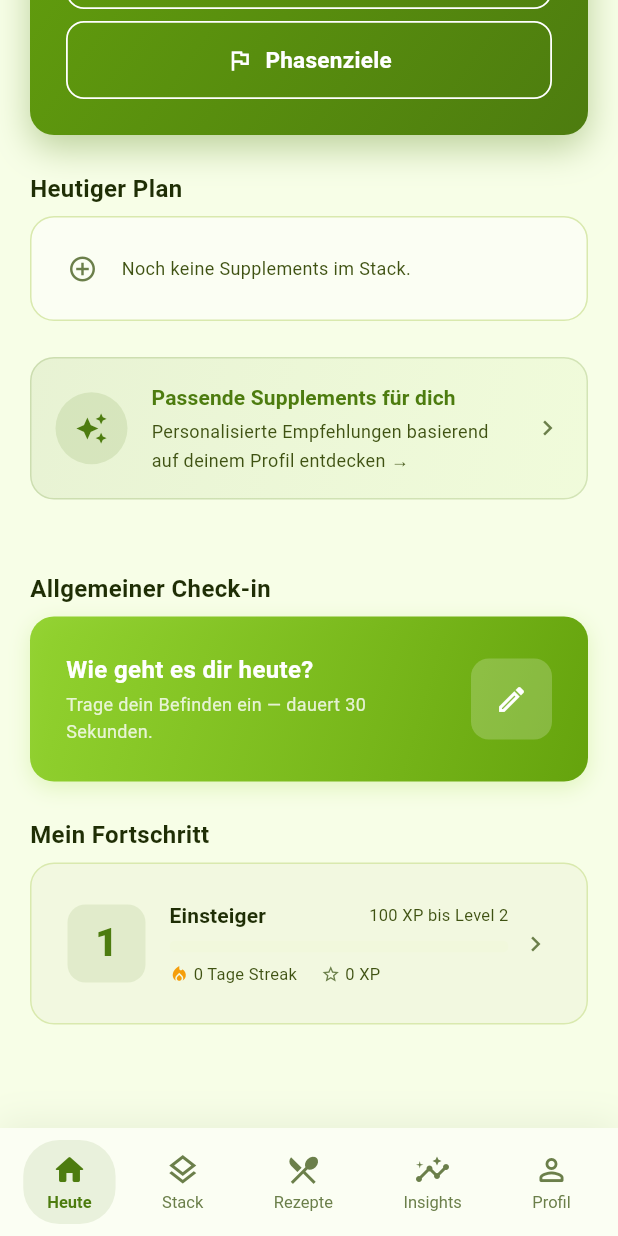
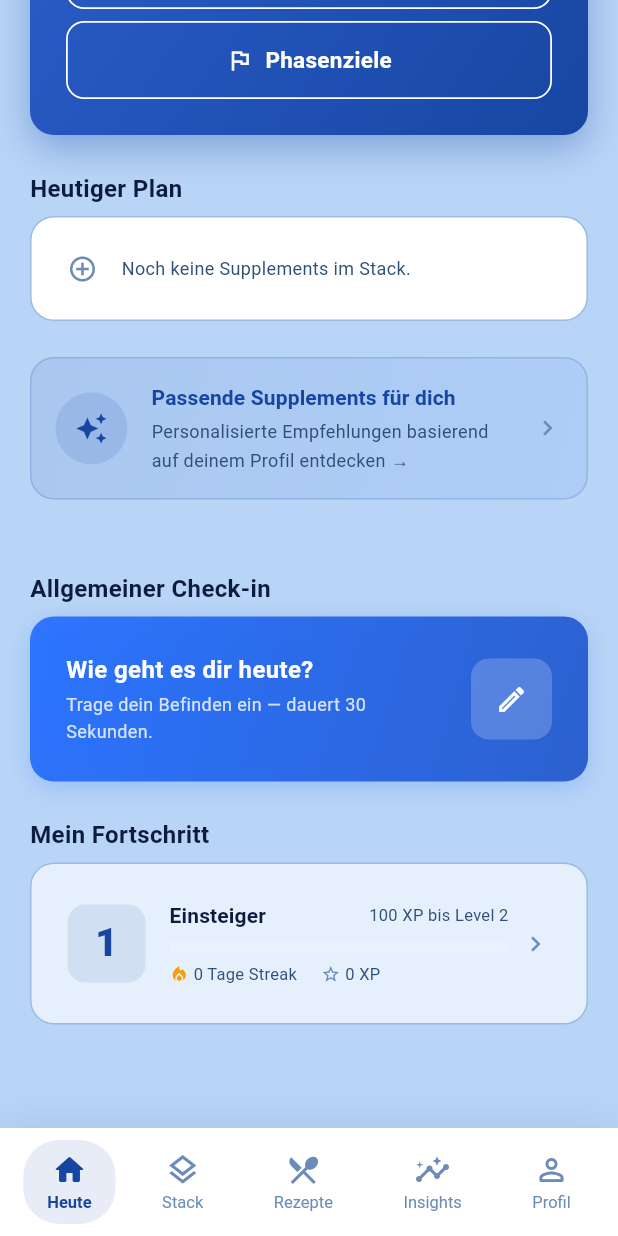
Before and after one commit to JonasArnold77/Stack-Sense, a Flutter app: the HeuteScreen screen opened by its route, scrolled down 938 dp, on a phone screen of 412 x 824 dp. Run offline on Flutter 3.47's test engine with Material 3 defaults, Android fonts, the phone set to English and light mode, and no system bars; our stand-ins replace audioplayers, flutter_dotenv, flutter_riverpod, go_router, shared_preferences; missing offline and left inert: amplify_auth_cognito, amplify_flutter, health, purchases_flutter; accounts and stored records are empty.

Commit message:
Revert brand color from Lime Green back to Marine Blue
Restores the original Marineblau palette (primary/accent/background/
text/shadows) in AppColors, which every screen already routes through
— includes the Foundation and Optimization tiles, since their colors
were already fully derived from AppColors.primary/primaryLight/
primaryDark rather than hardcoded. Renamed the four home-screen panel
tint nuances from their lime names (Mint/Sage/Moss/Emerald) to blue
ones (Sky/Azure/Steel/Cobalt) and re-themed their values to match.

Co-Authored-By: Claude Sonnet 5 <noreply@anthropic.com>

```diff
--- a/lib/core/theme/app_colors.dart
+++ b/lib/core/theme/app_colors.dart
@@ -3,33 +3,34 @@ import 'package:flutter/material.dart';
 class AppColors {
   AppColors._();
 
-  // ── Primärfarben ── Lime Green, die App-Markenfarbe
-  static const Color primary      = Color(0xFF4D7C0F); // Lime-700 — dunkel genug für weißen Text
-  static const Color primaryLight = Color(0xFF65A30D); // Lime-600
-  static const Color primaryDark  = Color(0xFF365314); // Lime-900 — tiefstes Oliv-Grün
+  // ── Primärfarben ── Marineblau, die App-Markenfarbe
+  static const Color primary      = Color(0xFF1746A2); // sattes Mittelblau
+  static const Color primaryLight = Color(0xFF2D60CE); // heller, leuchtendes Blau
+  static const Color primaryDark  = Color(0xFF0A2060); // tiefes Mitternachtsblau
 
-  // ── Akzentfarben ── funktioniert auf hellem Lime-Hintergrund
-  static const Color accent      = Color(0xFF84CC16); // Lime-500 — kräftiges Signal-Lime
-  static const Color accentLight = Color(0xFFECFCCB); // Lime-100 — sehr helles Lime für Highlights
+  // ── Akzentfarben ── elektrisches Blau für CTAs
+  static const Color accent      = Color(0xFF1967FF); // leuchtend elektrisch blau
+  static const Color accentLight = Color(0xFFE4EFFF); // sehr helles Blau für Highlights
 
-  // ── Hintergrund ── heller Lime-Ton
-  static const Color background     = Color(0xFFF7FEE7); // Lime-50
-  static const Color surface        = Color(0xFFFBFEF3); // fast weiß, leichter Lime-Schimmer
-  static const Color surfaceVariant = Color(0xFFF1F8DC); // sekundäre Flächen, etwas tiefer
+  // ── Hintergrund ── klares, eindeutig blaues Background
+  static const Color background     = Color(0xFFB8D4F6); // vivid clear sky blue
+  static const Color surface        = Color(0xFFFFFFFF); // rein weiß — Karten poppen ab
+  static const Color surfaceVariant = Color(0xFFEAF2FF); // leichtes Blau für sekundäre Flächen
 
-  // ── Rahmen & Trennlinien ── Lime-getönt, gedämpft
-  static const Color border  = Color(0xFFD9E9AE);
-  static const Color divider = Color(0xFFE3EFC4);
+  // ── Rahmen & Trennlinien ── blau getönt
+  static const Color border  = Color(0xFF99BCE0);
+  static const Color divider = Color(0xFFB0CDE8);
 
-  // ── Textfarben ── Lime-Familie, gut lesbar auf hellem Lime-Hintergrund
-  static const Color textPrimary   = Color(0xFF1F2E05); // sehr dunkles Oliv für Kontrast
-  static const Color textSecondary = Color(0xFF3F5212);
-  static const Color textTertiary  = Color(0xFF6B7F4A);
+  // ── Textfarben ── blaugetönte Grautöne für mehr Harmonie
+  static const Color textPrimary   = Color(0xFF0D1B3E); // tiefdunkles Blau-Schwarz
+  static const Color textSecondary = Color(0xFF2F4F79); // gedämpftes Mittelblau
+  static const Color textTertiary  = Color(0xFF6B8CB8); // helles Blau-Grau
   static const Color textInverse   = Color(0xFFFFFFFF); // weiß auf dunklen Flächen
 
-  // ── Evidenzampel (semantisch — bewusst UNVERÄNDERT trotz Lime-Rebranding,
-  // da grün/gelb/rot hier eine eigene, von der Markenfarbe unabhängige
-  // Bedeutung tragen — Verwechslung mit der Markenfarbe wäre kontraproduktiv)
+  // ── Evidenzampel (semantisch — bewusst UNVERÄNDERT trotz Marineblau-
+  // Rebranding, da grün/gelb/rot hier eine eigene, von der Markenfarbe
+  // unabhängige Bedeutung tragen — Verwechslung mit der Markenfarbe wäre
+  // kontraproduktiv)
   static const Color evidenceGreen      = Color(0xFF059669);
   static const Color evidenceGreenLight = Color(0xFFD4EEE6);
   static const Color evidenceGreenBadge = Color(0xFF10B981);
@@ -44,45 +45,45 @@ class AppColors {
   static const Color success = Color(0xFF059669);
   static const Color warning = Color(0xFFD97706);
   static const Color error   = Color(0xFFDC2626);
-  static const Color info    = Color(0xFF84CC16);
+  static const Color info    = Color(0xFF1967FF);
 
   // ── Gamification (Medaillen-Metapher — bewusst unverändert)
   static const Color xpGold   = Color(0xFFF59E0B);
   static const Color xpSilver = Color(0xFF94A3B8);
   static const Color xpBronze = Color(0xFF92400E);
 
-  // ── Home-Screen-Panel-Töne — bewusst LEICHT unterschiedliche Lime-Nuancen
+  // ── Home-Screen-Panel-Töne — bewusst LEICHT unterschiedliche Blau-Nuancen
   // für Nachbar-Panels auf dem Heute-Screen, statt überall exakt derselbe
   // Flächenton (AppColors.surface). Alle nah beieinander (kein Kontrast-
   // Bruch), aber erkennbar different genug für optische Abwechslung.
-  static const Color panelTintMint    = Color(0xFFEFFAE0);
-  static const Color panelTintSage    = Color(0xFFF2F8E0);
-  static const Color panelTintMoss    = Color(0xFFEFF6DB);
-  static const Color panelTintEmerald = Color(0xFFEBF7DC);
+  static const Color panelTintSky     = Color(0xFFEAF3FE);
+  static const Color panelTintAzure   = Color(0xFFE6F0FC);
+  static const Color panelTintSteel   = Color(0xFFE9F0FA);
+  static const Color panelTintCobalt  = Color(0xFFE3EDFC);
 
-  // ── Primär-Gradient ── Lime für Header & prominente Flächen
+  // ── Primär-Gradient ── vivides Tiefen-Blau für Header & prominente Flächen
   static const LinearGradient primaryGradient = LinearGradient(
     begin: Alignment.topLeft,
     end: Alignment.bottomRight,
-    colors: [primary, primaryDark], // #4D7C0F → #365314
+    colors: [primaryLight, primaryDark], // #2D60CE → #0A2060
   );
 
   // ── Akzent-Gradient (für spezielle Cards / Highlights)
   static const LinearGradient accentGradient = LinearGradient(
     begin: Alignment.topLeft,
     end: Alignment.bottomRight,
-    colors: [accent, primaryDark], // #84CC16 → #365314
+    colors: [accent, primaryDark], // #1967FF → #0A2060
   );
 
-  // ── Schatten ── Lime-getönter Schatten
+  // ── Schatten ── blaugetönter Schatten für mehr Tiefe
   static List<BoxShadow> get cardShadow => [
         BoxShadow(
-          color: const Color(0xFF365314).withOpacity(0.12),
+          color: const Color(0xFF1746A2).withOpacity(0.10),
           blurRadius: 16,
           offset: const Offset(0, 4),
         ),
         BoxShadow(
-          color: const Color(0xFF365314).withOpacity(0.05),
+          color: const Color(0xFF1746A2).withOpacity(0.04),
           blurRadius: 4,
           offset: const Offset(0, 1),
         ),
@@ -91,12 +92,12 @@ class AppColors {
   // ── Stärkerer Schatten für floating elements
   static List<BoxShadow> get elevatedShadow => [
         BoxShadow(
-          color: const Color(0xFF365314).withOpacity(0.22),
+          color: const Color(0xFF1746A2).withOpacity(0.18),
           blurRadius: 24,
           offset: const Offset(0, 8),
         ),
         BoxShadow(
-          color: const Color(0xFF365314).withOpacity(0.07),
+          color: const Color(0xFF1746A2).withOpacity(0.06),
           blurRadius: 6,
           offset: const Offset(0, 2),
         ),
--- a/lib/features/heute/presentation/widgets/checkin_summary_card.dart
+++ b/lib/features/heute/presentation/widgets/checkin_summary_card.dart
@@ -132,7 +132,7 @@ class CheckinSummaryCard extends StatelessWidget {
     return Container(
       padding: const EdgeInsets.all(AppConstants.spaceL),
       decoration: BoxDecoration(
-        color: AppColors.panelTintMoss,
+        color: AppColors.panelTintSteel,
         borderRadius: BorderRadius.circular(AppConstants.radiusL),
         border: Border.all(color: AppColors.evidenceGreen.withOpacity(0.4)),
       ),
--- a/lib/features/heute/presentation/widgets/foundation_optimization_levels.dart
+++ b/lib/features/heute/presentation/widgets/foundation_optimization_levels.dart
@@ -29,9 +29,9 @@ import 'optimization_detail_sheet.dart';
 class FoundationOptimizationLevels extends ConsumerWidget {
   const FoundationOptimizationLevels({super.key});
 
-  // Beide Kacheln bewusst in derselben Lime-Familie — Foundation dunkler,
-  // Optimization eine Stufe heller, damit alle Home-Screen-Kacheln
-  // durchgängig Lime Green sind, aber trotzdem unterscheidbar bleiben.
+  // Beide Kacheln bewusst in derselben Marineblau-Familie — Foundation
+  // dunkler, Optimization eine Stufe heller, damit alle Home-Screen-Kacheln
+  // durchgängig Marineblau sind, aber trotzdem unterscheidbar bleiben.
   static const foundationColor = AppColors.primary;
   static const foundationColorDark = AppColors.primaryDark;
   static const optimizationColor = AppColors.primaryLight;
--- a/lib/features/heute/presentation/widgets/phase_goals_card.dart
+++ b/lib/features/heute/presentation/widgets/phase_goals_card.dart
@@ -12,7 +12,7 @@ import '../../../phase_goals/data/phase_goals_provider.dart';
 
 const _kGradientStart = AppColors.primaryDark;
 const _kGradientEnd   = AppColors.primaryLight;
-const _kChipBg        = AppColors.panelTintEmerald;
+const _kChipBg        = AppColors.panelTintCobalt;
 const _kChipText      = AppColors.primary;
 const _kArrow         = AppColors.primaryLight;
 
@@ -64,7 +64,7 @@ class PhaseGoalsCard extends ConsumerWidget {
       onTap: onTap,
       child: Container(
         decoration: BoxDecoration(
-          color: AppColors.panelTintEmerald,
+          color: AppColors.panelTintCobalt,
           borderRadius: BorderRadius.circular(AppConstants.radiusL),
           border: Border.all(color: AppColors.border),
           boxShadow: [
--- a/lib/features/heute/presentation/widgets/plan_card.dart
+++ b/lib/features/heute/presentation/widgets/plan_card.dart
@@ -323,7 +323,7 @@ class PlanCard extends ConsumerWidget {
 
     return Container(
       decoration: BoxDecoration(
-        color: AppColors.panelTintMint,
+        color: AppColors.panelTintSky,
         borderRadius: BorderRadius.circular(AppConstants.radiusL),
         border: Border.all(color: AppColors.border),
       ),
--- a/lib/features/heute/presentation/widgets/progress_card.dart
+++ b/lib/features/heute/presentation/widgets/progress_card.dart
@@ -24,7 +24,7 @@ class ProgressCard extends StatelessWidget {
       child: Container(
         padding: const EdgeInsets.all(AppConstants.spaceL),
         decoration: BoxDecoration(
-          color: AppColors.panelTintSage,
+          color: AppColors.panelTintAzure,
           borderRadius: BorderRadius.circular(AppConstants.radiusL),
           border: Border.all(color: AppColors.border),
         ),
```
